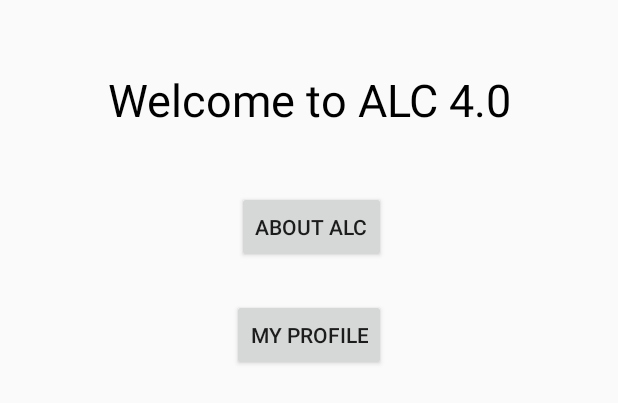
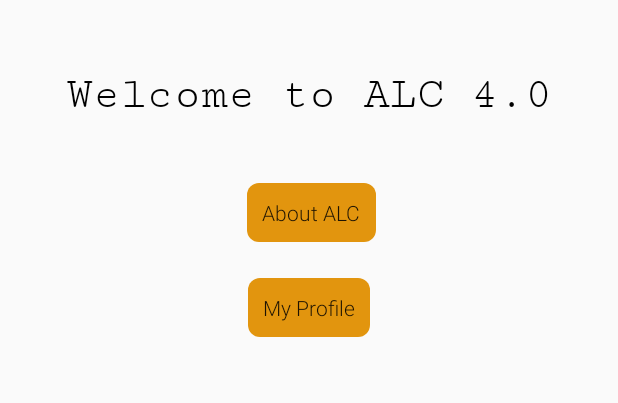
Before and after one commit to emkayDauda/ALC-Phase-1, an Android app: the layout activity_main.xml on its own in the app's theme, with its tools: preview values and no code run, on a phone screen of 412 x 824 dp. Shown: the top 403 px of the screen. Run offline under Robolectric (Android 15) with nearby library versions, the phone set to English and light mode, and no system bars.

Commit message:
Complete Profile Activity

```diff
--- a/app/build.gradle
+++ b/app/build.gradle
@@ -28,4 +28,6 @@ dependencies {
     androidTestImplementation 'com.android.support.test:runner:1.0.2'
     androidTestImplementation 'com.android.support.test.espresso:espresso-core:3.0.2'
     implementation "org.jetbrains.kotlin:kotlin-stdlib-jdk7:$kotlin_version"
+    implementation 'com.github.bumptech.glide:glide:4.9.0'
+    annotationProcessor 'com.github.bumptech.glide:compiler:4.9.0'
 }
--- a/app/src/main/java/ng/com/pluralsightchallenge/MainActivity.java
+++ b/app/src/main/java/ng/com/pluralsightchallenge/MainActivity.java
@@ -19,6 +19,11 @@ public class MainActivity extends AppCompatActivity {
                 startActivity(new Intent(MainActivity.this, AboutAlc.class));
                 break;
             }
+
+            case R.id.profile: {
+                startActivity(new Intent(MainActivity.this, Profile.class));
+                break;
+            }
         }
     }
 }
--- /dev/null
+++ b/app/src/main/res/drawable/button_background.xml
@@ -0,0 +1,13 @@
+<?xml version="1.0" encoding="utf-8"?>
+<shape xmlns:android="http://schemas.android.com/apk/res/android">
+    <solid
+        android:color="#E2950E" />
+
+    <corners
+        android:radius="8dp" />
+    <padding
+        android:left="10dp"
+        android:top="10dp"
+        android:right="10dp"
+        android:bottom="10dp" />
+</shape>
--- a/app/src/main/res/layout/activity_main.xml
+++ b/app/src/main/res/layout/activity_main.xml
@@ -13,6 +13,7 @@
         android:layout_marginStart="8dp"
         android:layout_marginTop="8dp"
         android:layout_marginEnd="8dp"
+        android:background="@drawable/button_background"
         android:onClick="onButtonClick"
         android:layout_marginBottom="8dp"
         android:text="About ALC"
@@ -26,6 +27,7 @@
     <Button
         android:id="@+id/profile"
         android:layout_width="wrap_content"
+        android:background="@drawable/button_background"
         android:layout_height="wrap_content"
         android:layout_marginStart="8dp"
         android:layout_marginTop="24dp"
--- a/app/src/main/res/values/styles.xml
+++ b/app/src/main/res/values/styles.xml
@@ -6,6 +6,17 @@
         <item name="colorPrimary">@color/colorPrimary</item>
         <item name="colorPrimaryDark">@color/colorPrimaryDark</item>
         <item name="colorAccent">@color/colorAccent</item>
+
+        <item name="android:textViewStyle">@style/RobotoTextViewStyle</item>
+        <item name="android:buttonStyle">@style/RobotoButtonStyle</item>
+    </style>
+
+    <style name="RobotoTextViewStyle" parent="android:Widget.TextView">
+        <item name="android:fontFamily">serif-monospace</item>
+    </style>
+
+    <style name="RobotoButtonStyle">
+        <item name="android:fontFamily">sans-serif-light</item>
     </style>
 
 </resources>
```
Also changed, not shown: app/src/main/AndroidManifest.xml (+11 -4 lines), app/src/main/java/ng/com/pluralsightchallenge/Profile.kt (added, +20 -0 lines), app/src/main/res/layout/activity_profile.xml (added, +150 -0 lines).
